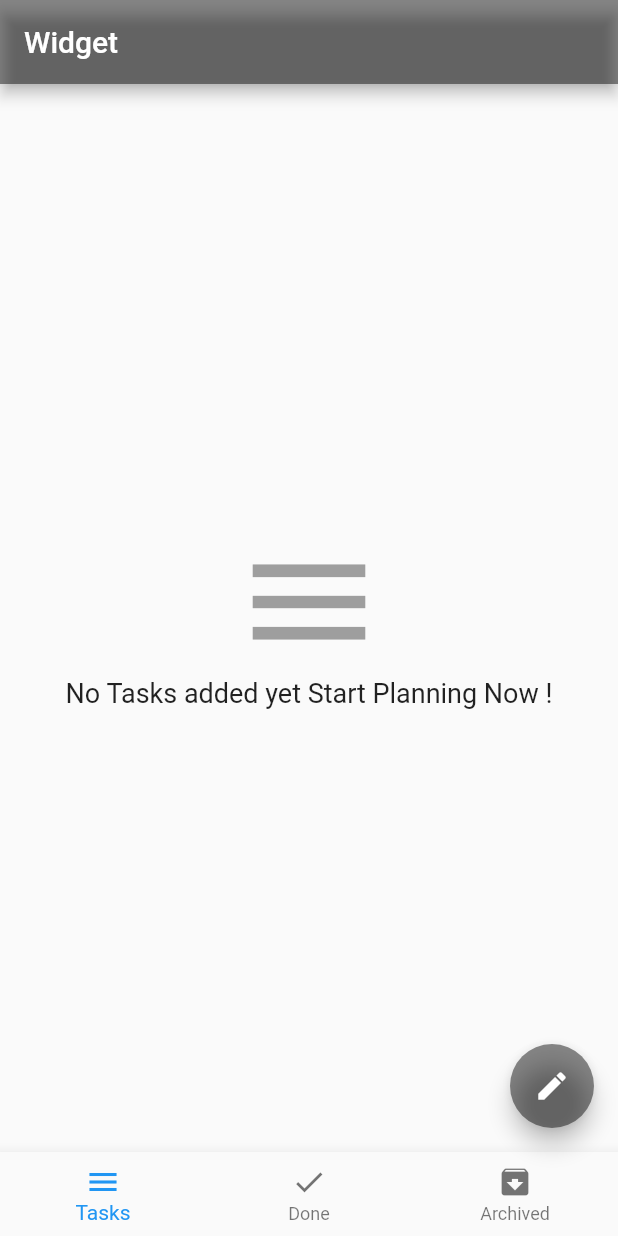
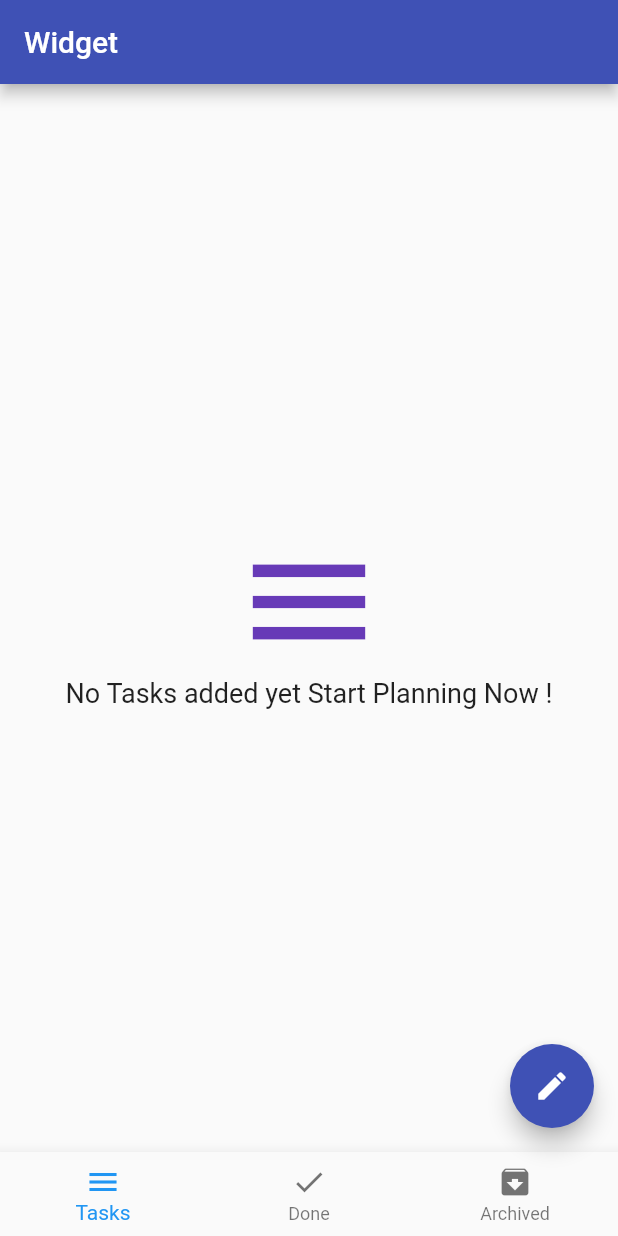
Before and after one commit to MahmoudEzzat6/TodoApp, a Flutter app: the screen it shows after launch, on a phone screen of 412 x 824 dp. Run offline on Flutter 3.47's test engine with Material 2 defaults, Android fonts, the phone set to English and light mode, and no system bars; our stand-ins replace bloc, flutter_bloc, flutter_conditional_rendering, fluttertoast, sqflite; accounts and stored records are empty.

Commit message:
Updated Ui

```diff
--- a/lib/layouts/home_layouts.dart
+++ b/lib/layouts/home_layouts.dart
@@ -17,18 +17,19 @@ class HomeLayout extends StatelessWidget {
   Widget build(BuildContext context) {
     return BlocConsumer<AppCubit, AppStates>(
         listener: (context, state) => {
-              if (state is AppInsertDataBaseState) {Navigator.pop(context)}
+              if (state is AppInsertDataBaseState) {
+                Navigator.pop(context)}
             },
         builder: (context, state) {
           AppCubit cubit = AppCubit.get(context);
           return Scaffold(
             key: scaffoldKey,
             appBar: AppBar(
-              backgroundColor: Colors.black45,
+              backgroundColor: Colors.indigo,
               title: Text("${cubit.screens[cubit.currentIndex]}"),
             ),
             floatingActionButton: FloatingActionButton(
-              backgroundColor: Colors.black45,
+              backgroundColor: Colors.indigo,
               foregroundColor: Colors.white,
               onPressed: () {
                 if (cubit.isBottomSheet!) {
@@ -100,7 +101,7 @@ class HomeLayout extends StatelessWidget {
                                             initialDate: DateTime.now(),
                                             firstDate: DateTime.now(),
                                             lastDate:
-                                                DateTime.parse('2021-10-18'),
+                                                DateTime.parse('2021-12-31'),
                                           ).then((value) {
                                             dateController.text =
                                                 DateFormat.yMMMd()
```
Also changed, not shown: lib/shared/components.dart (+6 -4 lines), lib/shared/cubit/cubit.dart (+5 -3 lines), pubspec.lock.
